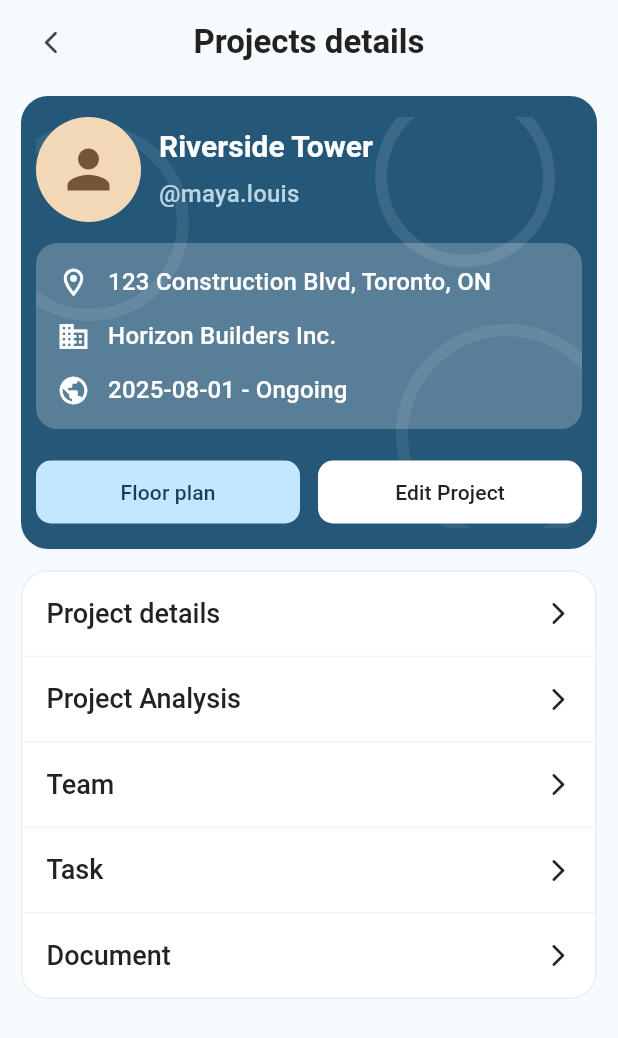
After one commit to mdalifkhandev/finis-pro-dart, a Flutter app: the ProjectDetailsScreen screen opened directly, on a phone screen of 412 x 824 dp. The commit adds this screen. Shown: the top 1038 px of the screen. Run offline on Flutter 3.47's test engine with Material 3 defaults, Android fonts, the light colour scheme and no system bars.

Commit message:
Add project details screen

```diff
--- a/lib/screens/assigned_projects_screen.dart
+++ b/lib/screens/assigned_projects_screen.dart
@@ -1,6 +1,7 @@
 import 'package:flutter/material.dart';
 
 import 'create_project_screen.dart';
+import 'project_details_screen.dart';
 
 class AssignedProjectsScreen extends StatelessWidget {
   const AssignedProjectsScreen({super.key});
@@ -46,21 +47,42 @@ class AssignedProjectsScreen extends StatelessWidget {
               Expanded(
                 child: ListView(
                   padding: EdgeInsets.zero,
-                  children: const [
+                  children: [
                     _AssignedProjectCard(
                       priority: 'MEDIUM',
                       priorityColor: Color(0xFFFFB800),
                       extraCount: '3+',
+                      onTap: () {
+                        Navigator.of(context).push(
+                          MaterialPageRoute<void>(
+                            builder: (context) => const ProjectDetailsScreen(),
+                          ),
+                        );
+                      },
                     ),
                     _AssignedProjectCard(
                       priority: 'HIGH',
                       priorityColor: Color(0xFFFF5A5A),
                       extraCount: '10+',
+                      onTap: () {
+                        Navigator.of(context).push(
+                          MaterialPageRoute<void>(
+                            builder: (context) => const ProjectDetailsScreen(),
+                          ),
+                        );
+                      },
                     ),
                     _AssignedProjectCard(
                       priority: 'LOW',
                       priorityColor: Color(0xFF2ECC71),
                       extraCount: '10+',
+                      onTap: () {
+                        Navigator.of(context).push(
+                          MaterialPageRoute<void>(
+                            builder: (context) => const ProjectDetailsScreen(),
+                          ),
+                        );
+                      },
                     ),
                   ],
                 ),
@@ -101,17 +123,24 @@ class _AssignedProjectCard extends StatelessWidget {
     required this.priority,
     required this.priorityColor,
     required this.extraCount,
+    this.onTap,
   });
 
   final String priority;
   final Color priorityColor;
   final String extraCount;
+  final VoidCallback? onTap;
 
   @override
   Widget build(BuildContext context) {
     final theme = Theme.of(context);
 
-    return Container(
+    return Material(
+      color: Colors.transparent,
+      child: InkWell(
+        borderRadius: BorderRadius.circular(16),
+        onTap: onTap,
+        child: Container(
           margin: const EdgeInsets.only(bottom: 14),
           padding: const EdgeInsets.fromLTRB(16, 14, 16, 14),
           decoration: BoxDecoration(
@@ -237,6 +266,8 @@ class _AssignedProjectCard extends StatelessWidget {
               ),
             ],
           ),
+        ),
+      ),
     );
   }
 }
--- /dev/null
+++ b/lib/screens/project_details_screen.dart
@@ -0,0 +1,329 @@
+import 'package:flutter/material.dart';
+
+class ProjectDetailsScreen extends StatelessWidget {
+  const ProjectDetailsScreen({super.key});
+
+  @override
+  Widget build(BuildContext context) {
+    final theme = Theme.of(context);
+
+    return Scaffold(
+      backgroundColor: const Color(0xFFF8FBFD),
+      body: SafeArea(
+        child: Padding(
+          padding: const EdgeInsets.fromLTRB(14, 10, 14, 0),
+          child: Column(
+            children: [
+              SizedBox(
+                height: 36,
+                child: Stack(
+                  alignment: Alignment.center,
+                  children: [
+                    Align(
+                      alignment: Alignment.centerLeft,
+                      child: IconButton(
+                        onPressed: () => Navigator.of(context).pop(),
+                        icon: const Icon(
+                          Icons.arrow_back_ios_new_rounded,
+                          size: 18,
+                        ),
+                        visualDensity: VisualDensity.compact,
+                      ),
+                    ),
+                    Text(
+                      'Projects details',
+                      style: theme.textTheme.titleLarge?.copyWith(
+                        fontWeight: FontWeight.w700,
+                        color: const Color(0xFF222222),
+                      ),
+                    ),
+                  ],
+                ),
+              ),
+              const SizedBox(height: 18),
+              Expanded(
+                child: SingleChildScrollView(
+                  padding: const EdgeInsets.only(bottom: 16),
+                  child: Column(
+                    children: [
+                      Container(
+                        width: double.infinity,
+                        padding: const EdgeInsets.fromLTRB(10, 14, 10, 14),
+                        decoration: BoxDecoration(
+                          color: const Color(0xFF245778),
+                          borderRadius: BorderRadius.circular(18),
+                        ),
+                        child: Stack(
+                          children: [
+                            Positioned(
+                              left: -30,
+                              top: 4,
+                              child: Container(
+                                width: 132,
+                                height: 132,
+                                decoration: BoxDecoration(
+                                  shape: BoxShape.circle,
+                                  border: Border.all(
+                                    color: Colors.white.withValues(alpha: 0.08),
+                                    width: 8,
+                                  ),
+                                ),
+                              ),
+                            ),
+                            Positioned(
+                              right: 18,
+                              top: -20,
+                              child: Container(
+                                width: 120,
+                                height: 120,
+                                decoration: BoxDecoration(
+                                  shape: BoxShape.circle,
+                                  border: Border.all(
+                                    color: Colors.white.withValues(alpha: 0.10),
+                                    width: 8,
+                                  ),
+                                ),
+                              ),
+                            ),
+                            Positioned(
+                              right: -24,
+                              bottom: -12,
+                              child: Container(
+                                width: 148,
+                                height: 148,
+                                decoration: BoxDecoration(
+                                  shape: BoxShape.circle,
+                                  border: Border.all(
+                                    color: Colors.white.withValues(alpha: 0.08),
+                                    width: 8,
+                                  ),
+                                ),
+                              ),
+                            ),
+                            Column(
+                              children: [
+                                Row(
+                                  children: [
+                                    Container(
+                                      width: 70,
+                                      height: 70,
+                                      decoration: const BoxDecoration(
+                                        color: Color(0xFFF2D8B7),
+                                        shape: BoxShape.circle,
+                                      ),
+                                      child: const Icon(
+                                        Icons.person,
+                                        size: 42,
+                                        color: Color(0xFF75553A),
+                                      ),
+                                    ),
+                                    const SizedBox(width: 12),
+                                    Expanded(
+                                      child: Column(
+                                        crossAxisAlignment:
+                                            CrossAxisAlignment.start,
+                                        children: [
+                                          Text(
+                                            'Riverside Tower',
+                                            style: theme.textTheme.headlineSmall
+                                                ?.copyWith(
+                                                  color: Colors.white,
+                                                  fontSize: 20,
+                                                  fontWeight: FontWeight.w700,
+                                                ),
+                                          ),
+                                          const SizedBox(height: 6),
+                                          Text(
+                                            '@maya.louis',
+                                            style: theme.textTheme.titleMedium
+                                                ?.copyWith(
+                                                  color: const Color(
+                                                    0xFFB9D4E3,
+                                                  ),
+                                                ),
+                                          ),
+                                        ],
+                                      ),
+                                    ),
+                                  ],
+                                ),
+                                const SizedBox(height: 14),
+                                Container(
+                                  width: double.infinity,
+                                  padding: const EdgeInsets.fromLTRB(
+                                    14,
+                                    14,
+                                    14,
+                                    14,
+                                  ),
+                                  decoration: BoxDecoration(
+                                    color: Colors.white.withValues(alpha: 0.24),
+                                    borderRadius: BorderRadius.circular(14),
+                                  ),
+                                  child: const Column(
+                                    children: [
+                                      _ProjectInfoRow(
+                                        icon: Icons.location_on_outlined,
+                                        label:
+                                            '123 Construction Blvd, Toronto, ON',
+                                      ),
+                                      SizedBox(height: 12),
+                                      _ProjectInfoRow(
+                                        icon: Icons.business_outlined,
+                                        label: 'Horizon Builders Inc.',
+                                      ),
+                                      SizedBox(height: 12),
+                                      _ProjectInfoRow(
+                                        icon: Icons.public_rounded,
+                                        label: '2025-08-01 - Ongoing',
+                                      ),
+                                    ],
+                                  ),
+                                ),
+                                const SizedBox(height: 18),
+                                Row(
+                                  children: [
+                                    Expanded(
+                                      child: FilledButton(
+                                        onPressed: () {},
+                                        style: FilledButton.styleFrom(
+                                          minimumSize: const Size.fromHeight(
+                                            42,
+                                          ),
+                                          backgroundColor: const Color(
+                                            0xFFC4E7FF,
+                                          ),
+                                          foregroundColor: const Color(
+                                            0xFF173D56,
+                                          ),
+                                          elevation: 0,
+                                          shape: RoundedRectangleBorder(
+                                            borderRadius: BorderRadius.circular(
+                                              10,
+                                            ),
+                                          ),
+                                        ),
+                                        child: const Text('Floor plan'),
+                                      ),
+                                    ),
+                                    const SizedBox(width: 12),
+                                    Expanded(
+                                      child: FilledButton(
+                                        onPressed: () {},
+                                        style: FilledButton.styleFrom(
+                                          minimumSize: const Size.fromHeight(
+                                            42,
+                                          ),
+                                          backgroundColor: Colors.white,
+                                          foregroundColor: const Color(
+                                            0xFF222222,
+                                          ),
+                                          elevation: 0,
+                                          shape: RoundedRectangleBorder(
+                                            borderRadius: BorderRadius.circular(
+                                              10,
+                                            ),
+                                          ),
+                                        ),
+                                        child: const Text('Edit Project'),
+                                      ),
+                                    ),
+                                  ],
+                                ),
+                              ],
+                            ),
+                          ],
+                        ),
+                      ),
+                      const SizedBox(height: 14),
+                      Container(
+                        width: double.infinity,
+                        decoration: BoxDecoration(
+                          color: Colors.white,
+                          borderRadius: BorderRadius.circular(18),
+                          border: Border.all(color: const Color(0xFFE7EDF3)),
+                        ),
+                        child: Column(
+                          children: const [
+                            _ProjectMenuTile(label: 'Project details'),
+                            _ProjectMenuTile(label: 'Project Analysis'),
+                            _ProjectMenuTile(label: 'Team'),
+                            _ProjectMenuTile(label: 'Task'),
+                            _ProjectMenuTile(label: 'Document', isLast: true),
+                          ],
+                        ),
+                      ),
+                    ],
+                  ),
+                ),
+              ),
+            ],
+          ),
+        ),
+      ),
+    );
+  }
+}
+
+class _ProjectInfoRow extends StatelessWidget {
+  const _ProjectInfoRow({required this.icon, required this.label});
+
+  final IconData icon;
+  final String label;
+
+  @override
+  Widget build(BuildContext context) {
+    return Row(
+      children: [
+        Icon(icon, size: 22, color: Colors.white),
+        const SizedBox(width: 12),
+        Expanded(
+          child: Text(
+            label,
+            style: Theme.of(context).textTheme.titleMedium?.copyWith(
+              color: Colors.white,
+              fontWeight: FontWeight.w500,
+            ),
+          ),
+        ),
+      ],
+    );
+  }
+}
+
+class _ProjectMenuTile extends StatelessWidget {
+  const _ProjectMenuTile({required this.label, this.isLast = false});
+
+  final String label;
+  final bool isLast;
+
+  @override
+  Widget build(BuildContext context) {
+    return Container(
+      decoration: BoxDecoration(
+        border: isLast
+            ? null
+            : const Border(bottom: BorderSide(color: Color(0xFFF0F3F6))),
+      ),
+      child: ListTile(
+        contentPadding: const EdgeInsets.symmetric(horizontal: 16, vertical: 2),
+        minVerticalPadding: 2,
+        visualDensity: const VisualDensity(vertical: -1),
+        title: Text(
+          label,
+          style: Theme.of(context).textTheme.headlineSmall?.copyWith(
+            fontSize: 18,
+            color: const Color(0xFF222222),
+            fontWeight: FontWeight.w500,
+          ),
+        ),
+        trailing: const Icon(
+          Icons.arrow_forward_ios_rounded,
+          size: 18,
+          color: Color(0xFF222222),
+        ),
+        onTap: () {},
+      ),
+    );
+  }
+}
```
Lines whose indentation alone changed are shown as unchanged.
